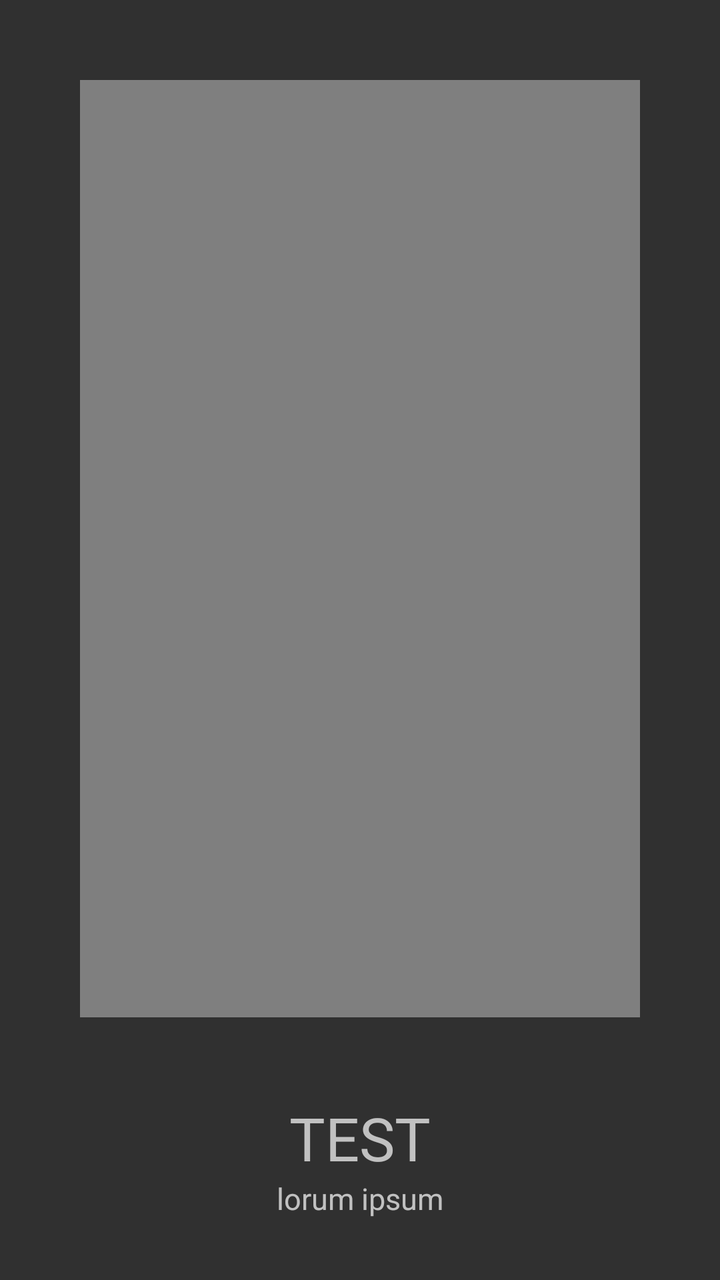
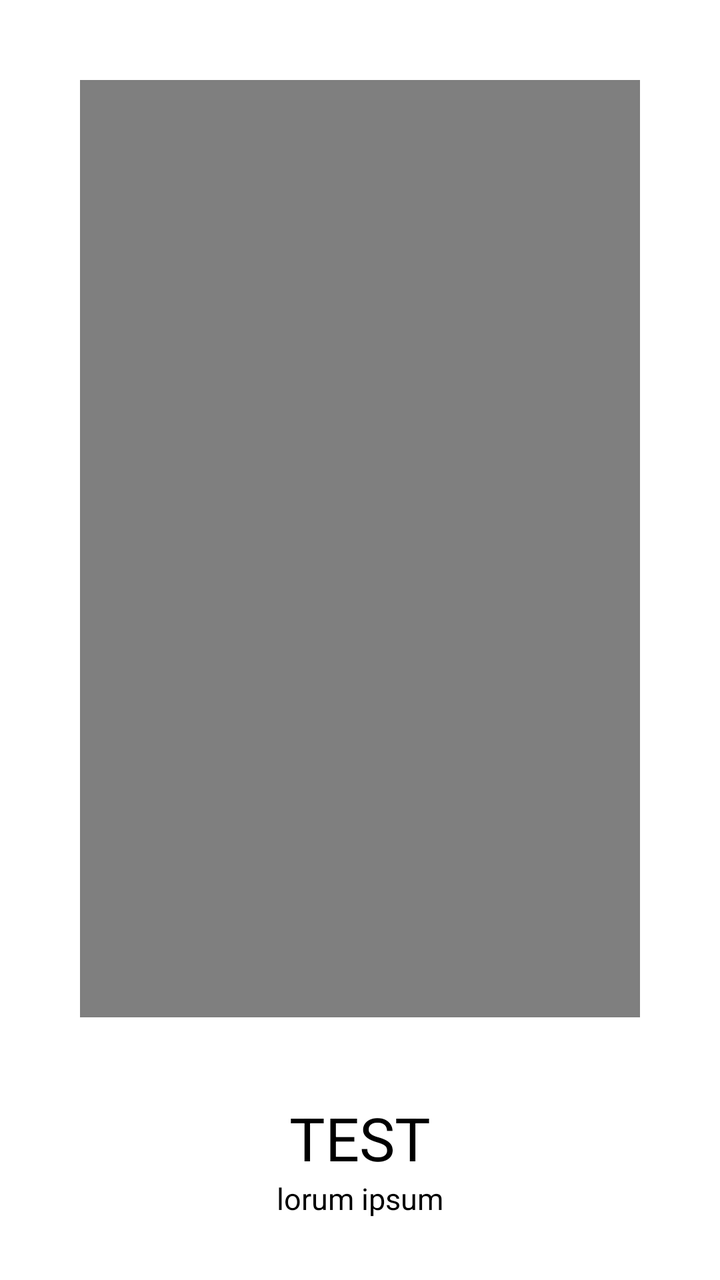

Before-and-after screenshots of an Android layout around one commit, followed by the original layout XML and the change that was made.
<!-- AndroidManifest.xml: application theme AppTheme -->
<!-- res/layout/fragment_instruction.xml -->
<?xml version="1.0" encoding="utf-8"?>
<LinearLayout
    xmlns:android="http://schemas.android.com/apk/res/android"
    android:layout_width="match_parent"
    android:layout_height="match_parent"
    android:orientation="vertical">

    <LinearLayout
        xmlns:android="http://schemas.android.com/apk/res/android"
        android:layout_width="wrap_content"
        android:layout_height="match_parent"
        android:layout_gravity="center_horizontal"
        android:padding="40dp"
        android:layout_weight="1">
        <VideoView
            android:id="@+id/instruction_video_view"
            android:layout_width="match_parent"
            android:layout_height="match_parent"
            android:layout_gravity="center_horizontal"
            android:background="@drawable/bg_transparent_border_0_nil_black"/>
    </LinearLayout>

    <LinearLayout
        xmlns:android="http://schemas.android.com/apk/res/android"
        android:layout_width="wrap_content"
        android:layout_height="match_parent"
        android:layout_gravity="center_horizontal"
        android:layout_weight="6"
        android:orientation="vertical">
    <TextView
        android:id="@+id/instruction_title_text"
        android:layout_width="wrap_content"
        android:layout_height="wrap_content"
        android:layout_gravity="center_horizontal"
        android:gravity="center"
        android:paddingLeft="20dp"
        android:paddingRight="20dp"
        android:textSize="30sp"
        android:text="TEST"/>

    <TextView
        android:id="@+id/instruction_text"
        android:layout_width="wrap_content"
        android:layout_height="wrap_content"
        android:layout_gravity="center_horizontal"
        android:gravity="center"
        android:paddingLeft="20dp"
        android:paddingRight="20dp"
        android:textSize="15sp"
        android:text="lorum ipsum"/>
    </LinearLayout>

</LinearLayout>
<!-- resources referenced by this layout -->
<resources>
  <!-- drawable bg_transparent_border_0_nil_black (drawable) -->
  <?xml version="1.0" encoding="utf-8"?>
  <shape xmlns:android="http://schemas.android.com/apk/res/android"
         android:shape="rectangle">
      <stroke
          android:width="1dp"
          android:color="@color/black100a"/>
      <solid android:color="@android:color/transparent"/>
  </shape>
  <style name="AppTheme" parent="Theme.AppCompat.NoActionBar">
          
          
      </style>
  <color name="black100a">#64000000</color>
</resources>

<!-- the commit's change to res/layout/fragment_instruction.xml (unified diff, before → after) -->
@@ -3,7 +3,8 @@
     xmlns:android="http://schemas.android.com/apk/res/android"
     android:layout_width="match_parent"
     android:layout_height="match_parent"
-    android:orientation="vertical">
+    android:orientation="vertical"
+    android:background="@color/Primary">
 
     <LinearLayout
         xmlns:android="http://schemas.android.com/apk/res/android"
@@ -36,7 +37,8 @@
         android:paddingLeft="20dp"
         android:paddingRight="20dp"
         android:textSize="30sp"
-        android:text="TEST"/>
+        android:text="TEST"
+        android:textColor="@color/PrimaryDark"/>
 
     <TextView
         android:id="@+id/instruction_text"
@@ -47,7 +49,8 @@
         android:paddingLeft="20dp"
         android:paddingRight="20dp"
         android:textSize="15sp"
-        android:text="lorum ipsum"/>
+        android:text="lorum ipsum"
+        android:textColor="@color/PrimaryDark"/>
     </LinearLayout>
 
 </LinearLayout>
<!-- resource entries referenced after the edit -->
@@ -1,5 +1,7 @@
 <!-- resources referenced by this layout -->
 <resources>
+  <color name="Primary">#FFFFFF</color>
+  <color name="PrimaryDark">#000000</color>
   <!-- drawable bg_transparent_border_0_nil_black (drawable) -->
   <?xml version="1.0" encoding="utf-8"?>
   <shape xmlns:android="http://schemas.android.com/apk/res/android"
